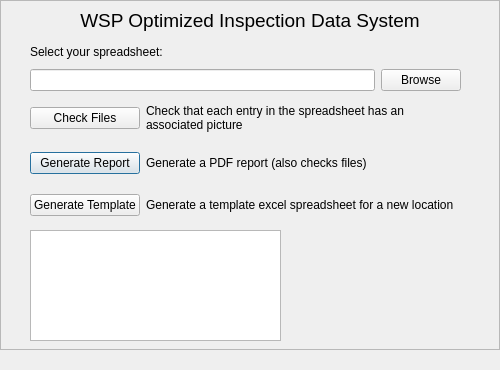
Old version of the form WOIDS.ui in the repository temccarthy/WOIDS-Sound.
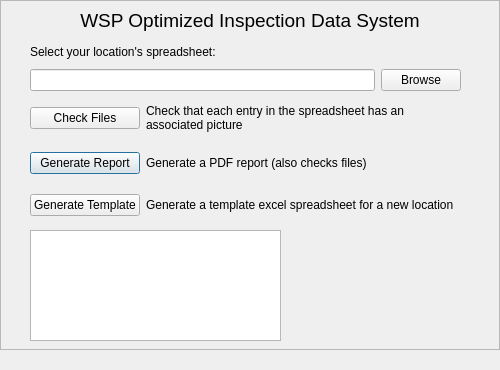
New version of the form. Icons and pictures are not drawn.

Commit message: added error message popup

```diff
--- a/WOIDS.ui
+++ b/WOIDS.ui
@@ -10,6 +10,12 @@
     <height>370</height>
    </rect>
   </property>
+  <property name="sizePolicy">
+   <sizepolicy hsizetype="Fixed" vsizetype="Fixed">
+    <horstretch>0</horstretch>
+    <verstretch>0</verstretch>
+   </sizepolicy>
+  </property>
   <property name="windowTitle">
    <string>WOIDS</string>
   </property>
@@ -71,7 +77,7 @@
         <item>
          <widget class="QLabel" name="select_label">
           <property name="text">
-           <string>Select your spreadsheet:</string>
+           <string>Select your location's spreadsheet:</string>
           </property>
          </widget>
         </item>
```
The commit also changes 1 other file.
